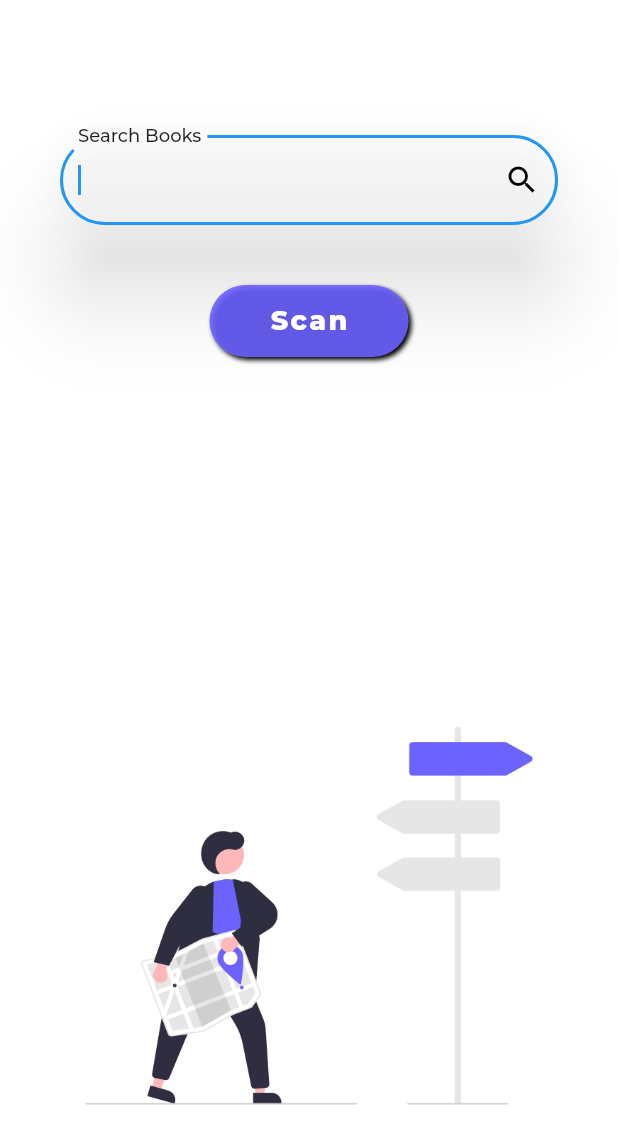
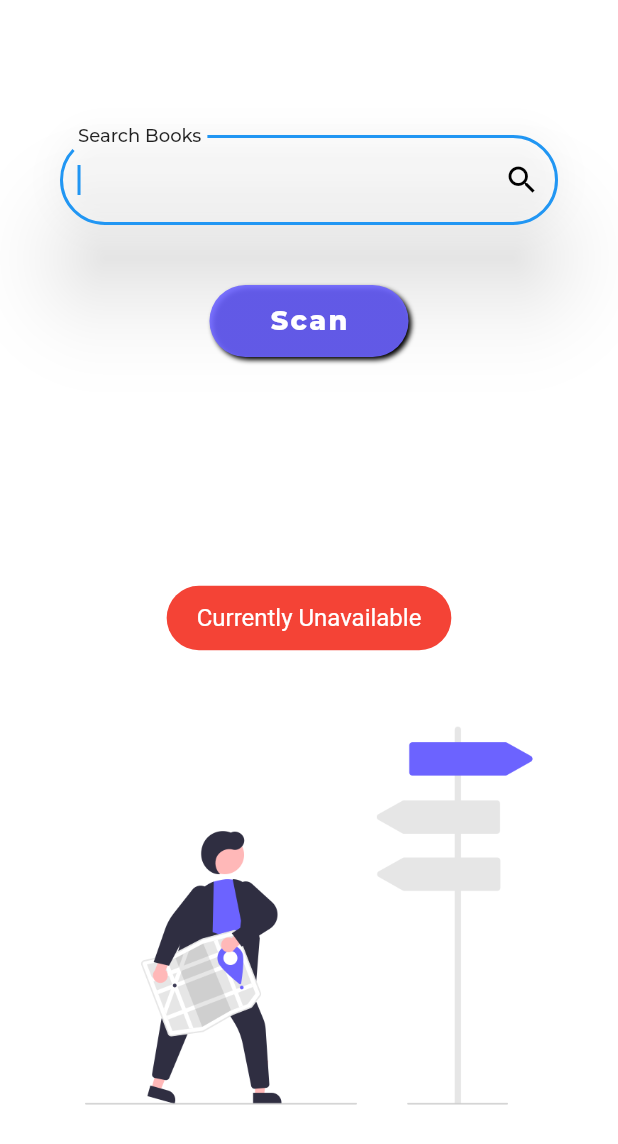
Before and after one commit to K0DEL/HacktoberFest-2021, a Flutter app: the AdminSearchScreen screen opened by its route, after a tap on "Scan", on a phone screen of 412 x 824 dp. Shown: the top 1144 px of the screen. Run offline on Flutter 3.47's test engine with Material 2 defaults, Android fonts, the phone set to English and light mode, and no system bars; drawn by our look-alikes of auto_size_text; our stand-ins replace bottom_navy_bar, carousel_slider, cloud_firestore, dotted_border, firebase_auth, firebase_core and 6 more; accounts and stored records are empty.

Commit message:
Removed Outdated Packages and Components

```diff
--- a/lib/Screens/admin_search_screen.dart
+++ b/lib/Screens/admin_search_screen.dart
@@ -5,7 +5,6 @@ import 'package:cloud_firestore/cloud_firestore.dart';
 import 'package:google_fonts/google_fonts.dart';
 import 'package:library_management_system/components/admin_search_widget.dart';
 import 'package:fluttertoast/fluttertoast.dart';
-import 'package:qrscan/qrscan.dart' as scanner;
 
 // This Page simply searches for the book of the given name.
 class AdminSearchScreen extends StatefulWidget {
@@ -169,11 +168,15 @@ class _AdminSearchScreenState extends State<AdminSearchScreen> {
                     padding: EdgeInsets.symmetric(horizontal: 40.0),
                     onPressed: () {
                       try {
-                        setState(() async {
-                          barcodeScanRes = await scanner.scan();
-                          c.text = barcodeScanRes.substring(7, 12);
-                          bookName = barcodeScanRes.substring(7, 12);
-                        });
+                        Fluttertoast.showToast(
+                            msg: "Currently Unavailable",
+                            toastLength: Toast.LENGTH_SHORT,
+                            gravity: ToastGravity.CENTER,
+                            timeInSecForIosWeb: 1,
+                            backgroundColor: Colors.red,
+                            textColor: Colors.white,
+                            fontSize: 16.0
+                        );
                       } catch (e) {
                         print(e);
                       }
--- a/pubspec.yaml
+++ b/pubspec.yaml
@@ -16,17 +16,13 @@ dependencies:
   font_awesome_flutter: ^ 9.1.0
   cloud_firestore: ^2.5.3
   google_fonts: ^2.1.0
-  flutter_svg: ^0.22.0
-  drawing_animation: ^0.1.5
   spring: ^2.0.2
   auto_size_text: ^2.1.0
   bottom_navy_bar: ^6.0.0
-  flashy_tab_bar: ^0.0.3
   fl_chart: ^0.40.0
   carousel_slider: ^4.0.0
   fluttertoast: ^8.0.8
   shared_preferences: ^2.0.8
-  qrscan: ^0.3.2
   permission_handler: ^8.1.6
   dotted_border: ^2.0.0+1
   url_launcher: ^6.0.12
```
Also changed, not shown: lib/Screens/add_books_screen.dart (+9 -6 lines), lib/Screens/issued_books_screen.dart (+9 -6 lines), lib/Screens/welcome_screen.dart (+0 -27 lines), lib/components/app_widget.dart (+9 -6 lines), pubspec.lock.
